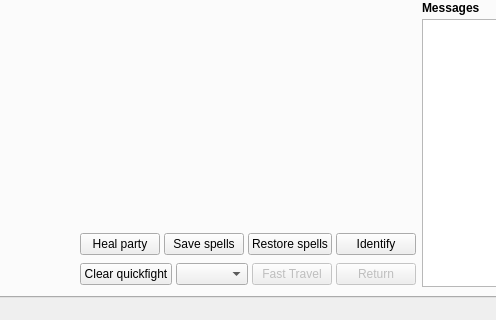
Before: the Qt Designer form wish/window.ui in malcyon/wish, drawn with Qt 5; both pictures show x 90 to 586 and y 393 to 713 of the 779 by 713 pixel window.
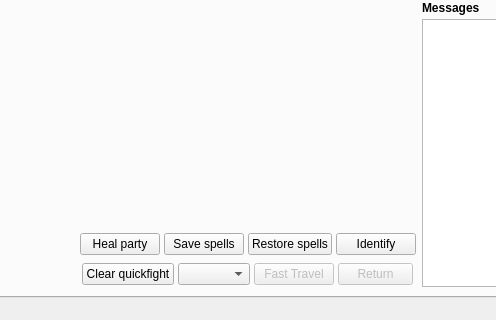
After: the same form once the commit is applied. Custom widgets are drawn as their Qt base class.

Commit message: fix(ui): rename Quickfight off and restrict Return button width

The edit to the form file:
```diff
--- a/wish/window.ui
+++ b/wish/window.ui
@@ -1133,6 +1133,12 @@
               </item>
               <item row="0" column="4">
                <widget class="ElidingButton" name="ft_back_button">
+                <property name="maximumSize">
+                 <size>
+                  <width>75</width>
+                  <height>16777215</height>
+                 </size>
+                </property>
                 <property name="enabled">
                  <bool>false</bool>
                 </property>
```
The commit also changes 4 other files.
